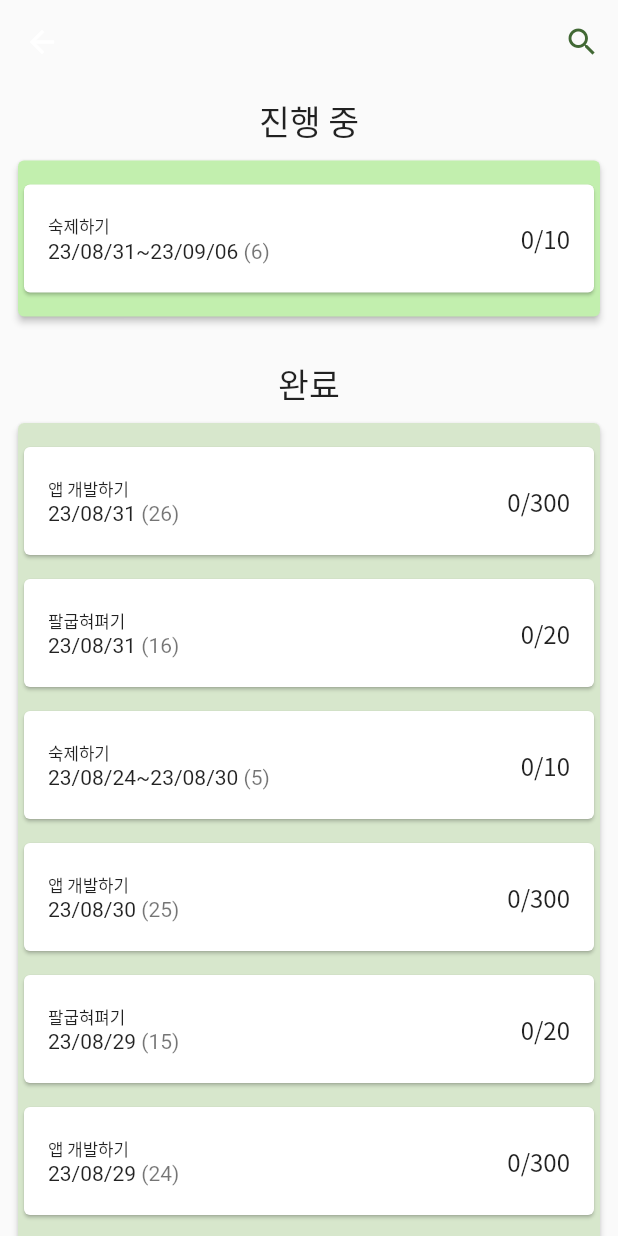
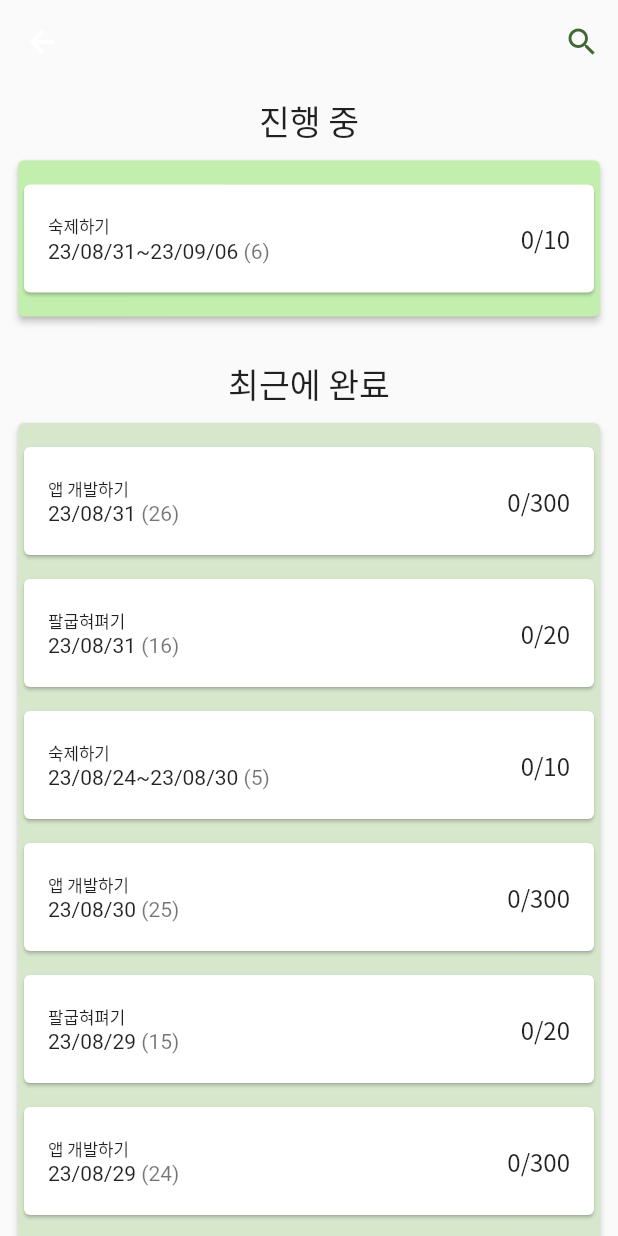
Before and after one commit to lockcept/Quelendar, a Flutter app: the HomeBody screen opened directly, on a phone screen of 412 x 824 dp. Run offline on Flutter 3.47's test engine with Material 2 defaults, Android fonts, the light colour scheme and no system bars; our stand-ins replace jiffy, nanoid, numberpicker.

Commit message:
feat: 검색 기능

```diff
--- a/lib/body/home_body.dart
+++ b/lib/body/home_body.dart
@@ -19,9 +19,31 @@ class HomeBody extends StatelessWidget {
     final missionList = context.watch<QuestProvider>().missionMap.values.toList();
     missionList.sort((a, b) => -a.endAt.compareTo(b.endAt));
 
-    final currMissionList =
-        missionList.where((mission) => mission.startAt <= nowTimestamp && nowTimestamp < mission.endAt).toList();
-    final prevMissionList = missionList.where((mission) => mission.endAt <= nowTimestamp).toList().sublist(0, 10);
+    final questMap = context.watch<QuestProvider>().questMap;
+    final tagMap = context.watch<QuestProvider>().tagMap;
+    final questNameFilter = preferenceProvider.questNameFilter;
+    final tagNameFilter = preferenceProvider.tagNameFilter;
+
+    final filteredMissionList = missionList.where((mission) {
+      final quest = questMap[mission.questId];
+      if (quest == null) return false;
+
+      if (questNameFilter != null) {
+        if (!quest.name.contains(questNameFilter)) return false;
+      }
+      if (tagNameFilter != null) {
+        final tagNameList = quest.tagIdList.map((tagId) => tagMap[tagId]?.name ?? "").toList();
+        if (!tagNameList.contains(tagNameFilter)) return false;
+      }
+      return true;
+    }).toList();
+
+    final currMissionList = filteredMissionList
+        .where((mission) => mission.startAt <= nowTimestamp && nowTimestamp < mission.endAt)
+        .toList();
+    final prevMissionList = filteredMissionList
+        .where((mission) => nowTimestamp - 7 * 24 * 60 * 60 * 1000 < mission.endAt && mission.endAt <= nowTimestamp)
+        .toList();
 
     return Scaffold(
         appBar: AppBar(
@@ -76,7 +98,7 @@ class HomeBody extends StatelessWidget {
             ),
             const Center(
               child: Text(
-                '완료',
+                '최근에 완료',
                 textScaleFactor: 1.6,
               ),
             ),
```
Also changed, not shown: lib/body/quest_body.dart (+17 -2 lines).
